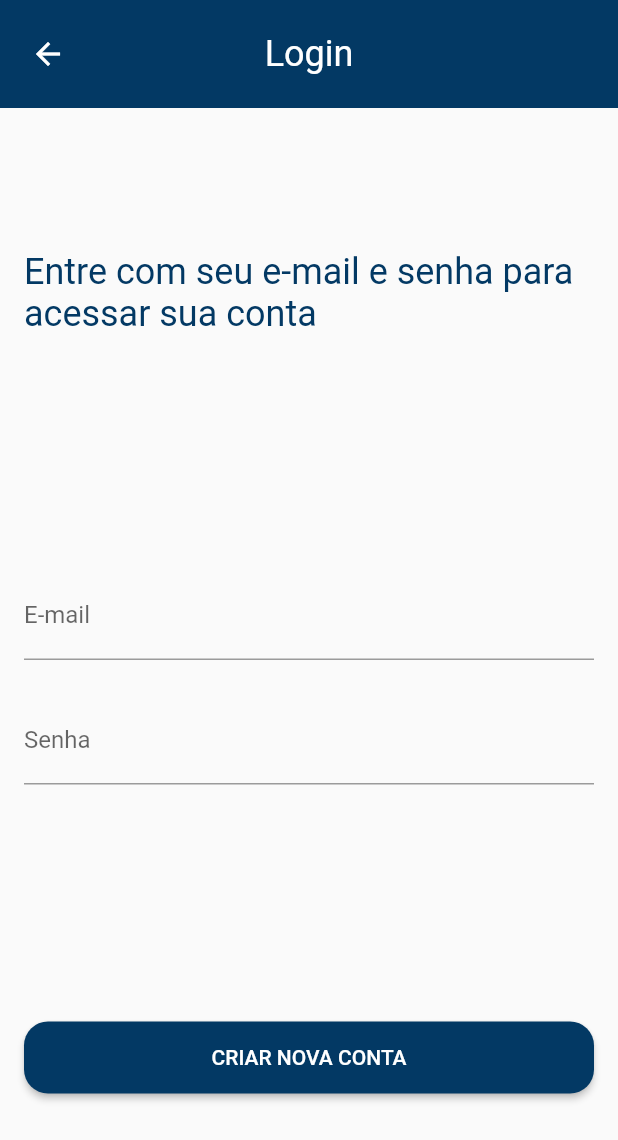
After one commit to Rafa-Oli/article, a Flutter app: the screen it shows after launch, after a tap on "ACESSAR CONTA", on a phone screen of 412 x 824 dp. The commit adds this screen. Shown: the top 1140 px of the screen. Run offline on Flutter 3.47's test engine with Material 2 defaults, Android fonts, the phone set to English and light mode, and no system bars; our stand-ins replace flutter_bloc.

Commit message:
feat: create screen login

```diff
--- /dev/null
+++ b/lib/features/authentication/authentication.dart
@@ -0,0 +1 @@
+export 'screens/screens.dart';
--- a/lib/features/authentication/screens/initial_screen.dart
+++ b/lib/features/authentication/screens/initial_screen.dart
@@ -1,3 +1,4 @@
+import 'package:article/features/authentication/screens/login_screen.dart';
 import 'package:flutter/material.dart';
 
 class InitialScreen extends StatefulWidget {
@@ -67,13 +68,21 @@ class _InitialScreenState extends State<InitialScreen> {
                           width: double.maxFinite,
                           child: ElevatedButton(
                             style: ButtonStyle(
+                              shape: MaterialStateProperty.all(
+                                  RoundedRectangleBorder(
+                                borderRadius: BorderRadius.circular(16),
+                              )),
                               padding: MaterialStateProperty.all(
                                   const EdgeInsets.all(16)),
                               backgroundColor: MaterialStateProperty.all(
                                 const Color.fromARGB(255, 3, 57, 100),
-                                  )),
-                              onPressed: () {},
-                              child: const Text('Acessar conta')),
+                              ),
+                            ),
+                            onPressed: () {
+                              Navigator.pushNamed(context, LoginScreen.route);
+                            },
+                            child: Text('Acessar conta'.toUpperCase()),
+                          ),
                         ),
                         const SizedBox(
                           height: 8,
@@ -82,13 +91,22 @@ class _InitialScreenState extends State<InitialScreen> {
                           width: double.maxFinite,
                           child: ElevatedButton(
                             style: ButtonStyle(
+                              shape: MaterialStateProperty.all(
+                                RoundedRectangleBorder(
+                                  borderRadius: BorderRadius.circular(16),
+                                ),
+                              ),
                               padding: MaterialStateProperty.all(
                                   const EdgeInsets.all(16)),
                               backgroundColor: MaterialStateProperty.all(
                                 const Color.fromARGB(255, 3, 57, 100),
-                                  )),
+                              ),
+                            ),
                             onPressed: () {},
-                              child: const Text('Criar nova conta')),
+                            child: Text(
+                              'Criar nova conta'.toUpperCase(),
+                            ),
+                          ),
                         )
                       ],
                     ),
--- /dev/null
+++ b/lib/features/authentication/screens/login_screen.dart
@@ -0,0 +1,81 @@
+import 'package:article/features/authentication/widgets/header_compact.dart';
+import 'package:flutter/material.dart';
+
+class LoginScreen extends StatefulWidget {
+  static String route = '$LoginScreen';
+  const LoginScreen({Key? key}) : super(key: key);
+
+  @override
+  State<LoginScreen> createState() => _LoginScreenState();
+}
+
+class _LoginScreenState extends State<LoginScreen> {
+  @override
+  Widget build(BuildContext context) {
+    final theme = Theme.of(context);
+    return Scaffold(
+      appBar: CompactHeader(
+        onBack: () {
+          Navigator.pop(context);
+        },
+        showDivider: false,
+        title: 'Login',
+      ),
+      body: Padding(
+        padding: const EdgeInsets.all(16),
+        child: Column(
+          mainAxisAlignment: MainAxisAlignment.spaceAround,
+          crossAxisAlignment: CrossAxisAlignment.center,
+          children: [
+            Text(
+              'Entre com seu e-mail e senha para acessar sua conta',
+              style: theme.textTheme.headline5!.copyWith(
+                color: const Color.fromARGB(255, 3, 57, 100),
+              ),
+            ),
+            Form(
+              child: Column(
+                children: [
+                  TextFormField(
+                    decoration: const InputDecoration(
+                      labelText: 'E-mail',
+                      hintText: 'Digite seu E-mail',
+                    ),
+                  ),
+                  const SizedBox(
+                    height: 24,
+                  ),
+                  TextFormField(
+                    decoration: const InputDecoration(
+                      labelText: 'Senha',
+                      hintText: 'Digite sua senha',
+                    ),
+                    obscureText: true,
+                  ),
+                ],
+              ),
+            ),
+            SizedBox(
+              width: double.maxFinite,
+              child: ElevatedButton(
+                style: ButtonStyle(
+                    shape: MaterialStateProperty.all(RoundedRectangleBorder(
+                      borderRadius: BorderRadius.circular(16),
+                    )),
+                    padding:
+                        MaterialStateProperty.all(const EdgeInsets.all(16)),
+                    backgroundColor: MaterialStateProperty.all(
+                      const Color.fromARGB(255, 3, 57, 100),
+                    )),
+                onPressed: () {},
+                child: Text(
+                  'Criar nova conta'.toUpperCase(),
+                ),
+              ),
+            )
+          ],
+        ),
+      ),
+    );
+  }
+}
--- /dev/null
+++ b/lib/features/authentication/screens/screens.dart
@@ -0,0 +1,2 @@
+export 'initial_screen.dart';
+export 'login_screen.dart';
--- /dev/null
+++ b/lib/features/authentication/widgets/header_compact.dart
@@ -0,0 +1,96 @@
+import 'package:flutter/material.dart';
+
+/// Compact version of [Header]
+class CompactHeader extends StatelessWidget implements PreferredSizeWidget {
+  /// Optional tile of header
+  final String? title;
+
+  /// Show optional divider on bottom
+  final bool showDivider;
+
+  /// On tap back callback, if null back button is hidden
+  final GestureTapCallback? onBack;
+
+  ///Represents some extra functionality, with the exception of the back
+  final Widget? onAction;
+
+  /// Default constructor
+  const CompactHeader({
+    Key? key,
+    this.title,
+    this.onBack,
+    this.onAction,
+    this.showDivider = true,
+  }) : super(key: key);
+
+  @override
+  Widget build(BuildContext context) {
+    final theme = Theme.of(context);
+    return SafeArea(
+      child: Material(
+        color: Color.fromARGB(255, 3, 57, 100),
+        child: SizedBox(
+          height: 72,
+          child: Column(
+            mainAxisSize: MainAxisSize.min,
+            children: [
+              Expanded(
+                child: Padding(
+                  padding: EdgeInsets.symmetric(horizontal: 8),
+                  child: Row(
+                    children: [
+                      Expanded(
+                        child: onBack != null
+                            ? Align(
+                                alignment: Alignment.centerLeft,
+                                child: IconButton(
+                                  onPressed: onBack,
+                                  iconSize: 24,
+                                  splashRadius: 24,
+                                  icon: const Icon(
+                                    Icons.arrow_back,
+                                    color: Colors.white,
+                                  ),
+                                ),
+                              )
+                            : Container(),
+                      ),
+                      Expanded(
+                        flex: 2,
+                        child: title != null
+                            ? Center(
+                                child: FittedBox(
+                                  fit: BoxFit.scaleDown,
+                                  child: Text(
+                                    title!,
+                                    style: theme.textTheme.headline5!
+                                        .copyWith(color: Colors.white),
+                                    textAlign: TextAlign.center,
+                                  ),
+                                ),
+                              )
+                            : Container(),
+                      ),
+                      Expanded(
+                        child: onAction != null
+                            ? Align(
+                                alignment: Alignment.centerRight,
+                                child: IntrinsicWidth(child: onAction),
+                              )
+                            : Container(),
+                      )
+                    ],
+                  ),
+                ),
+              ),
+              if (showDivider) const Divider(height: 0, thickness: 1),
+            ],
+          ),
+        ),
+      ),
+    );
+  }
+
+  @override
+  Size get preferredSize => Size.fromHeight(72);
+}
--- a/lib/routes.dart
+++ b/lib/routes.dart
@@ -1,5 +1,6 @@
-import 'package:article/features/authentication/screens/initial_screen.dart';
 import 'package:flutter/material.dart';
+
+import 'features/authentication/authentication.dart';
 
 const kDeepLinkRoute = 'DeepLinkRoute';
 
@@ -13,6 +14,9 @@ class DeepLinkRouteArguments {
 final Map<String, WidgetBuilder> routes = {
   InitialScreen.route: (context) {
     return const InitialScreen();
+  },
+  LoginScreen.route: (context) {
+    return const LoginScreen();
   },
 };
 
```
Lines whose indentation alone changed are shown as unchanged.
